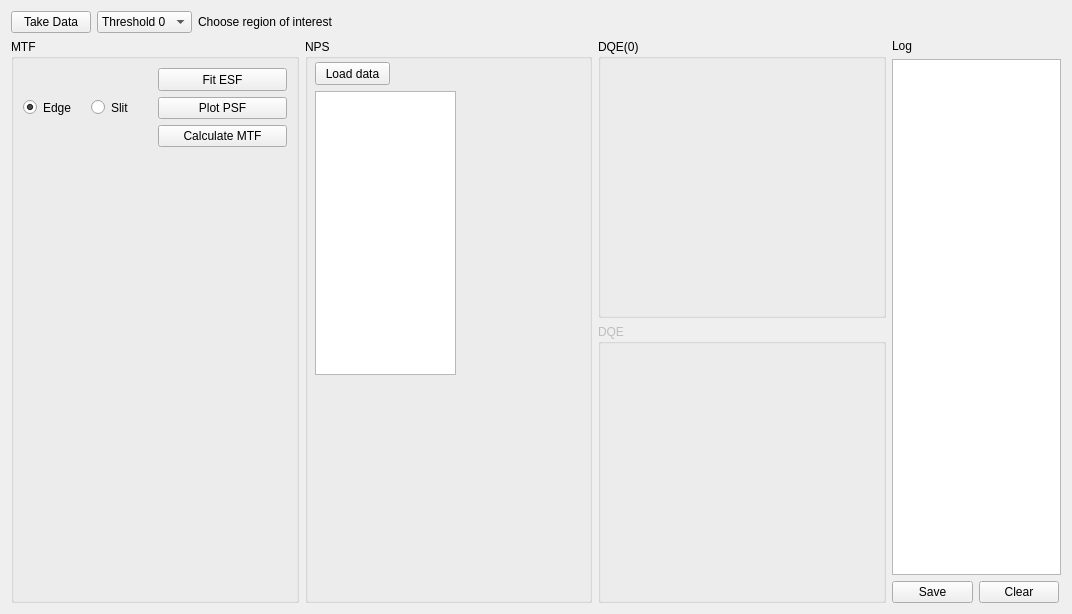
Before: the Qt Designer form SpidrMpx3Eq/qcstmdqe.ui in navrit/dexter, drawn with Qt 5.
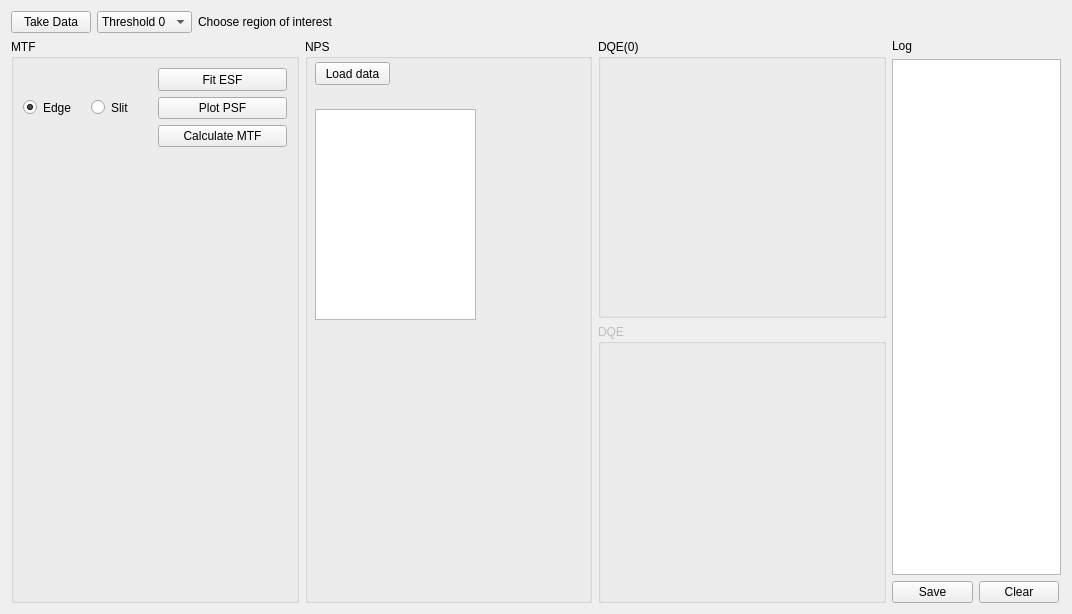
After: the same form once the commit is applied. Custom widgets are drawn as their Qt base class.

```diff
--- a/SpidrMpx3Eq/qcstmdqe.ui
+++ b/SpidrMpx3Eq/qcstmdqe.ui
@@ -192,27 +192,11 @@
          <string>Load data</string>
         </property>
        </widget>
-       <widget class="QTableView" name="tableView">
-        <property name="geometry">
-         <rect>
-          <x>10</x>
-          <y>52</y>
-          <width>141</width>
-          <height>284</height>
-         </rect>
-        </property>
-        <property name="maximumSize">
-         <size>
-          <width>141</width>
-          <height>16777215</height>
-         </size>
-        </property>
-       </widget>
        <widget class="QCustomPlot" name="widget" native="true">
         <property name="geometry">
          <rect>
-          <x>10</x>
-          <y>342</y>
+          <x>0</x>
+          <y>400</y>
           <width>246</width>
           <height>151</height>
          </rect>
@@ -224,6 +208,22 @@
          </size>
         </property>
        </widget>
+       <widget class="QListWidget" name="listWidget">
+        <property name="geometry">
+         <rect>
+          <x>10</x>
+          <y>70</y>
+          <width>161</width>
+          <height>211</height>
+         </rect>
+        </property>
+        <property name="maximumSize">
+         <size>
+          <width>161</width>
+          <height>16777215</height>
+         </size>
+        </property>
+       </widget>
       </widget>
      </item>
      <item>
```
